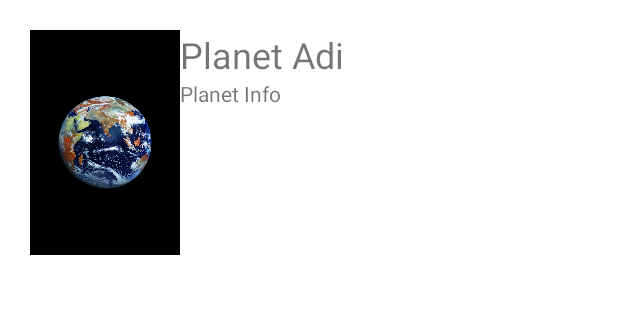
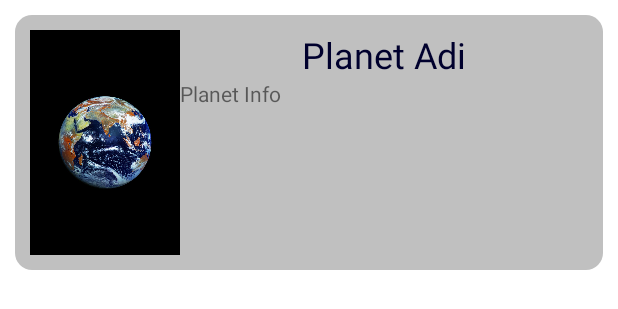
Before and after one commit to ezizrehimov/ListViewAndroidApp, an Android app: the layout planets_card.xml on its own in the app's theme, with its tools: preview values and no code run, on a phone screen of 412 x 824 dp. Shown: the top 309 px of the screen. Run offline under Robolectric (Android 15) with nearby library versions, the phone set to English and light mode, and no system bars.

Commit message:
part 1 completed. Background created.

```diff
--- /dev/null
+++ b/app/src/main/res/drawable/background.xml
@@ -0,0 +1,9 @@
+<?xml version="1.0" encoding="utf-8"?>
+<selector xmlns:android="http://schemas.android.com/apk/res/android">
+    <item>
+        <shape>
+            <solid android:color="@color/silver"></solid>
+            <corners android:radius="5pt"></corners>
+        </shape>
+    </item>
+</selector>
--- a/app/src/main/res/layout/planets_card.xml
+++ b/app/src/main/res/layout/planets_card.xml
@@ -9,6 +9,7 @@
     <LinearLayout
         android:layout_width="match_parent"
         android:layout_height="match_parent"
+        android:background="@drawable/background"
         android:orientation="horizontal"
         android:padding="10dp">
 
@@ -30,13 +31,17 @@
                 android:id="@+id/earth_card_name"
                 android:layout_width="match_parent"
                 android:layout_height="wrap_content"
+                android:maxLines="1"
                 android:text="Planet Adi"
+                android:textAlignment="center"
+                android:textColor="@color/colorPrimary"
                 android:textSize="24dp" />
 
             <TextView
                 android:id="@+id/earth_card_info"
                 android:layout_width="match_parent"
                 android:layout_height="wrap_content"
+                android:maxLines="3"
                 android:text="Planet Info" />
         </LinearLayout>
     </LinearLayout>
--- a/app/src/main/res/values/colors.xml
+++ b/app/src/main/res/values/colors.xml
@@ -7,4 +7,5 @@
     <color name="teal_700">#FF018786</color>
     <color name="black">#FF000000</color>
     <color name="white">#FFFFFFFF</color>
+    <color name="silver">#C0C0C0</color>
 </resources>
```
